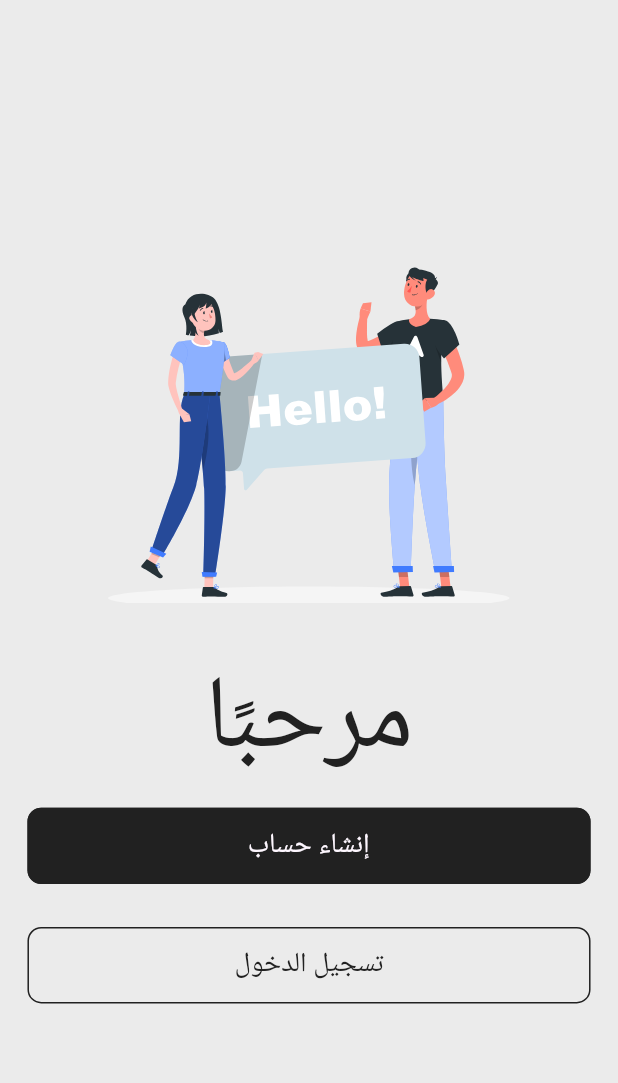
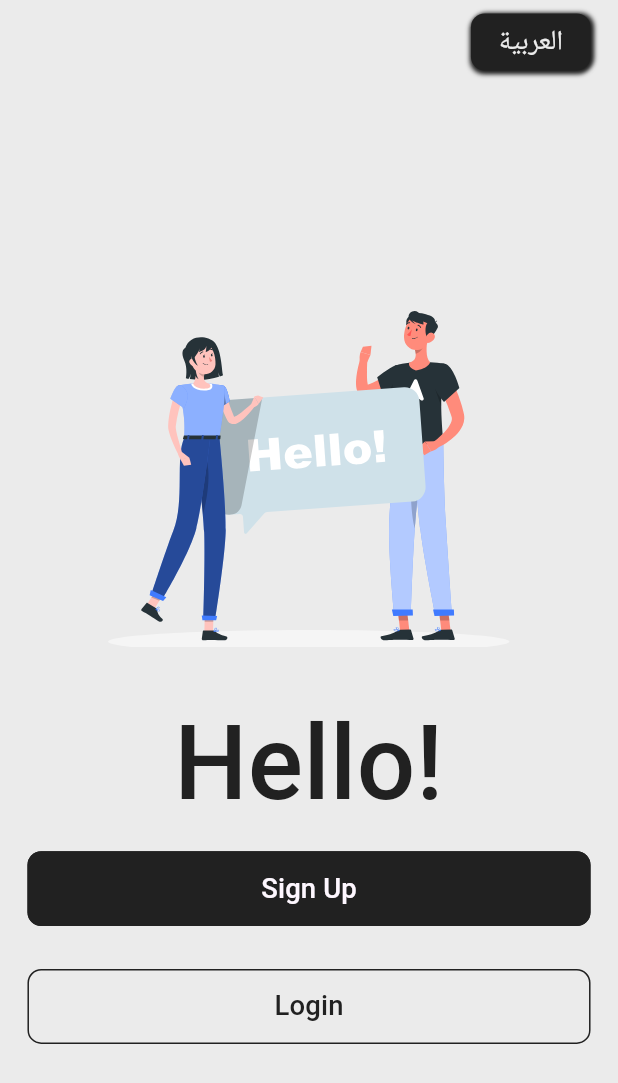
Before and after one commit to Mohamed-Essam-Mohamed/APP-SHOP-EASE, a Flutter app: the screen it shows after launch, on a phone screen of 412 x 824 dp. Shown: the top 1083 px of the screen. Run offline on Flutter 3.47's test engine with Material 3 defaults, Android fonts, the light colour scheme and no system bars; our stand-ins replace animate_do, bloc, connectivity_plus, equatable, firebase_core, flutter_bloc and 7 more; accounts and stored records are empty; generated files the repository leaves out were written again; Roboto replaces fonts that are missing (Cairo).

Commit message:
finished change lang.

```diff
--- a/lib/app_shop_ease.dart
+++ b/lib/app_shop_ease.dart
@@ -1,11 +1,13 @@
 import 'package:app_shop_ease/core/app/check_internet.dart';
 import 'package:app_shop_ease/core/app/service_locator%20.dart';
+import 'package:app_shop_ease/core/app_cubit/app_cubit_cubit.dart';
 import 'package:app_shop_ease/core/routes/app_routes.dart';
 import 'package:app_shop_ease/core/utils/app_dark_theme.dart';
 import 'package:app_shop_ease/core/utils/app_light_theme.dart';
 import 'package:app_shop_ease/core/common/screens/internet_screen.dart';
 import 'package:app_shop_ease/featuers/auth/presentation/screens/hello_auth_screen.dart';
 import 'package:flutter/material.dart';
+import 'package:flutter_bloc/flutter_bloc.dart';
 import 'package:flutter_screenutil/flutter_screenutil.dart';
 import 'package:flutter_gen/gen_l10n/app_localizations.dart';
 
@@ -24,8 +26,14 @@
     super.initState();
   }
 
+  AppCubitCubit cubit = AppCubitCubit();
+
   @override
   Widget build(BuildContext context) {
+    return BlocProvider<AppCubitCubit>(
+      create: (context) => cubit,
+      child: BlocBuilder<AppCubitCubit, AppCubitState>(
+        builder: (context, state) {
           return ScreenUtilInit(
             designSize: const Size(360, 690),
             minTextAdapt: true,
@@ -36,16 +44,16 @@
                 builder: (_, value, __) {
                   if (value) {
                     return MaterialApp(
-                title: 'Flutter Demo',
                       debugShowCheckedModeBanner: false,
                       theme: AppLightTheme.theme,
                       darkTheme: AppDarkTheme.theme,
                       themeMode: ThemeMode.light,
                       initialRoute: HelloAuthScreen.routeName,
                       onGenerateRoute: AppRoutes.onGenerateRoute,
-                localizationsDelegates: AppLocalizations.localizationsDelegates,
+                      localizationsDelegates:
+                          AppLocalizations.localizationsDelegates,
                       supportedLocales: AppLocalizations.supportedLocales,
-                locale: const Locale('ar'),
+                      locale: Locale(cubit.lang as String),
                     );
                   } else {
                     return MaterialApp(
@@ -60,5 +68,8 @@
               );
             },
           );
+        },
+      ),
+    );
   }
 }
--- a/lib/core/app/service_locator .dart
+++ b/lib/core/app/service_locator .dart
@@ -1,5 +1,6 @@
 import 'package:app_shop_ease/core/app/check_internet.dart';
 import 'package:app_shop_ease/core/app/env_variables.dart';
+import 'package:app_shop_ease/core/app_cubit/app_cubit_cubit.dart';
 import 'package:get_it/get_it.dart';
 
 final sl = GetIt.instance;
@@ -12,5 +13,8 @@
     sl.registerFactory<CheckInternet>(
       () => CheckInternet(),
     );
+    // sl.registerFactory<AppCubitCubit>(
+    //   () => AppCubitCubit(),
+    // );
   }
 }
--- a/lib/core/app_cubit/app_cubit_state.dart
+++ b/lib/core/app_cubit/app_cubit_state.dart
@@ -8,3 +8,7 @@
 }
 
 class AppCubitInitial extends AppCubitState {}
+
+class AppChangeLangToAR extends AppCubitState {}
+
+class AppChangeLangToEN extends AppCubitState {}
--- /dev/null
+++ b/lib/core/constant/app_keys_shared_pref.dart
@@ -0,0 +1,3 @@
+class AppKeysSharedPref {
+  static const String lang = 'lang';
+}
--- a/lib/featuers/auth/presentation/screens/hello_auth_screen.dart
+++ b/lib/featuers/auth/presentation/screens/hello_auth_screen.dart
@@ -1,15 +1,18 @@
+import 'dart:developer';
+
 import 'package:animate_do/animate_do.dart';
+import 'package:app_shop_ease/core/app_cubit/app_cubit_cubit.dart';
 import 'package:app_shop_ease/core/common/widget/button_app_widget.dart';
 import 'package:app_shop_ease/core/extensions/context_extention.dart';
-import 'package:app_shop_ease/core/utils/app_color.dart';
 import 'package:app_shop_ease/core/utils/app_text_style.dart';
 import 'package:app_shop_ease/featuers/auth/presentation/screens/login_screen.dart';
 import 'package:app_shop_ease/featuers/auth/presentation/screens/register_screen.dart';
+import 'package:app_shop_ease/featuers/auth/presentation/widget/button_lang_widget.dart';
 import 'package:flutter/material.dart';
+import 'package:flutter_bloc/flutter_bloc.dart';
 import 'package:flutter_screenutil/flutter_screenutil.dart';
 import 'package:flutter_svg/flutter_svg.dart';
 import 'package:gap/gap.dart';
-import 'package:google_fonts/google_fonts.dart';
 import 'package:flutter_gen/gen_l10n/app_localizations.dart';
 
 class HelloAuthScreen extends StatelessWidget {
@@ -18,7 +21,27 @@
 
   @override
   Widget build(BuildContext context) {
+    var cubit = BlocProvider.of<AppCubitCubit>(context);
     return Scaffold(
+      appBar: AppBar(
+        actions: [
+          cubit.lang == 'en'
+              ? FadeInRight(
+                  child: ButtonLangWidget(
+                    onTap: () {
+                      cubit.changeLang();
+                    },
+                  ),
+                )
+              : FadeInLeft(
+                  child: ButtonLangWidget(
+                    onTap: () {
+                      cubit.changeLang();
+                    },
+                  ),
+                ),
+        ],
+      ),
       body: Center(
         child: SingleChildScrollView(
           padding: EdgeInsets.symmetric(horizontal: 16.w),
--- /dev/null
+++ b/lib/featuers/auth/presentation/widget/button_lang_widget.dart
@@ -0,0 +1,41 @@
+import 'package:app_shop_ease/core/utils/app_text_style.dart';
+import 'package:flutter/material.dart';
+import 'package:flutter_gen/gen_l10n/app_localizations.dart';
+import 'package:flutter_screenutil/flutter_screenutil.dart';
+
+class ButtonLangWidget extends StatelessWidget {
+  const ButtonLangWidget({super.key, required this.onTap});
+  final void Function()? onTap;
+  @override
+  Widget build(BuildContext context) {
+    return GestureDetector(
+      onTap: onTap,
+      child: Container(
+        padding: EdgeInsets.symmetric(horizontal: 16.w, vertical: 5.h),
+        margin: EdgeInsets.symmetric(horizontal: 16.w),
+        decoration: BoxDecoration(
+          color: Theme.of(context).primaryColor,
+          borderRadius: BorderRadius.circular(8.r),
+          boxShadow: [
+            BoxShadow(
+              color: Theme.of(context).primaryColor,
+              blurRadius: 2,
+              offset: const Offset(0, 2),
+            ),
+            BoxShadow(
+              color: Theme.of(context).primaryColor,
+              blurRadius: 2,
+              offset: const Offset(2, 0),
+            ),
+          ],
+        ),
+        child: Text(
+          AppLocalizations.of(context)!.app_lang,
+          style: AppTextStyle.textStyle16CP.copyWith(
+            color: Theme.of(context).canvasColor,
+          ),
+        ),
+      ),
+    );
+  }
+}
--- a/lib/l10n/app_ar.arb
+++ b/lib/l10n/app_ar.arb
@@ -1,4 +1,5 @@
 {
+    "app_lang" :"English",
     "hello": "مرحبًا",
     "signUp": "إنشاء حساب",
     "login": "تسجيل الدخول",
--- a/lib/l10n/app_en.arb
+++ b/lib/l10n/app_en.arb
@@ -1,4 +1,5 @@
 {
+    "app_lang" :"العربية" ,
     "hello" : "Hello!",
     "signUp" : "Sign Up",
     "login" : "Login",
--- a/lib/main.dart
+++ b/lib/main.dart
@@ -2,6 +2,7 @@
 import 'package:app_shop_ease/core/app/env_variables.dart';
 import 'package:app_shop_ease/core/app/service_locator%20.dart';
 import 'package:app_shop_ease/core/enums/env_type_enum.dart';
+import 'package:app_shop_ease/core/utils/app_shared_preference.dart';
 import 'package:firebase_core/firebase_core.dart';
 import 'package:flutter/material.dart';
 import 'package:flutter/services.dart';
@@ -10,6 +11,7 @@
 void main() async {
   WidgetsFlutterBinding.ensureInitialized();
   ServicesLocator().init();
+  SharedPreferencesUtils.init();
   await Firebase.initializeApp(
     options: DefaultFirebaseOptions.currentPlatform,
   );
```
Also changed, not shown: lib/core/app_cubit/app_cubit_cubit.dart (+21 -0 lines). Lines whose indentation alone changed are shown as unchanged.
